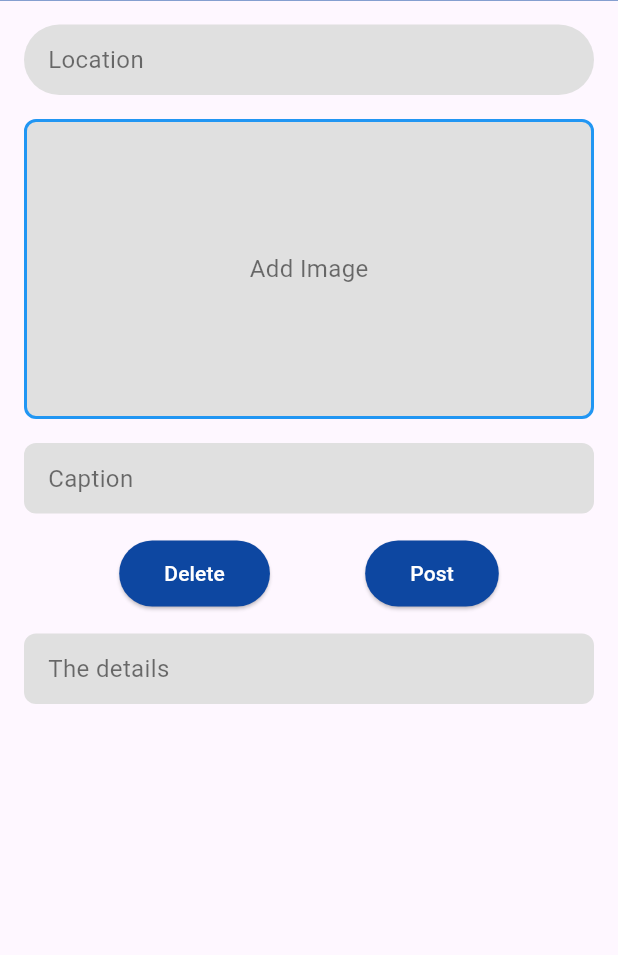
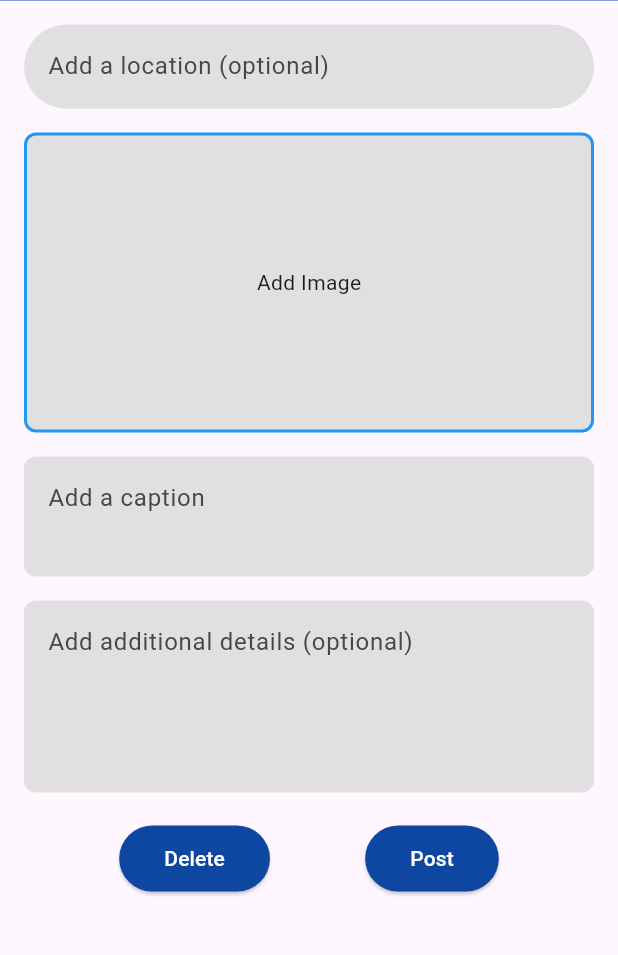
Before and after one commit to algrigg3/atmosfera, a Flutter app: the CreatePost screen opened directly, after a tap on "Delete", on a phone screen of 412 x 824 dp, the part 82-1037 px from its top. Run offline on Flutter 3.47's test engine with Material 3 defaults, Android fonts, the phone set to English and light mode, and no system bars; our stand-ins replace geolocator, google_maps_flutter, image_picker.

Commit message:
edit createPost page for user usability

```diff
--- a/lib/createPost.dart
+++ b/lib/createPost.dart
@@ -1,16 +1,35 @@
+import 'dart:io';
 import 'package:flutter/material.dart';
+import 'package:image_picker/image_picker.dart';
 import 'tabBar.dart';
 
-class CreatePost extends StatelessWidget {
+class CreatePost extends StatefulWidget {
+  @override
+  _CreatePostState createState() => _CreatePostState();
+}
+
+class _CreatePostState extends State<CreatePost> {
+  final TextEditingController _captionController = TextEditingController();
+  final TextEditingController _detailsController = TextEditingController();
+  String? _location;
+  String? _imagePath;
+
+  Future<void> _pickImage() async {
+    final ImagePicker _picker = ImagePicker();
+    final XFile? image = await _picker.pickImage(source: ImageSource.gallery);
+    if (image != null) {
+      setState(() {
+        _imagePath = image.path;
+      });
+    }
+  }
+
   @override
   Widget build(BuildContext context) {
     return Scaffold(
       body: Column(
         children: [
-          // ✅ Custom Tab Bar
           CustomTabBar(currentTab: "Create"),
-
-          // ✅ Main content
           Expanded(
             child: SingleChildScrollView(
               padding: EdgeInsets.all(16.0),
@@ -18,49 +37,68 @@ class CreatePost extends StatelessWidget {
                 crossAxisAlignment: CrossAxisAlignment.stretch,
                 children: [
                   // Location input
-                  Container(
-                    padding: EdgeInsets.symmetric(horizontal: 16, vertical: 12),
-                    decoration: BoxDecoration(
-                      color: Colors.grey[300],
+                  TextField(
+                    decoration: InputDecoration(
+                      hintText: "Add a location (optional)",
+                      border: OutlineInputBorder(
                         borderRadius: BorderRadius.circular(30),
+                        borderSide: BorderSide.none,
                       ),
-                    child: Text(
-                      'Location',
-                      style: TextStyle(fontSize: 16, color: Colors.black54),
+                      filled: true,
+                      fillColor: Colors.grey[300],
                     ),
+                    onChanged: (value) => _location = value,
                   ),
                   SizedBox(height: 16),
 
-                  // Image upload placeholder
-                  Container(
+                  // Image picker
+                  GestureDetector(
+                    onTap: _pickImage,
+                    child: Container(
                       height: 200,
                       decoration: BoxDecoration(
                         color: Colors.grey[300],
                         border: Border.all(color: Colors.blue, width: 2),
                         borderRadius: BorderRadius.circular(8),
                       ),
-                    child: Center(
-                      child: Text(
-                        'Add Image',
-                        style: TextStyle(color: Colors.black54, fontSize: 16),
-                      ),
+                      child: _imagePath == null
+                          ? Center(child: Text('Add Image'))
+                          : Image.file(File(_imagePath!), fit: BoxFit.cover),
                     ),
                   ),
                   SizedBox(height: 16),
 
                   // Caption input
-                  Container(
-                    padding: EdgeInsets.symmetric(horizontal: 16, vertical: 12),
-                    decoration: BoxDecoration(
-                      color: Colors.grey[300],
+                  TextField(
+                    controller: _captionController,
+                    maxLines: 2,
+                    decoration: InputDecoration(
+                      hintText: "Add a caption",
+                      border: OutlineInputBorder(
                         borderRadius: BorderRadius.circular(8),
+                        borderSide: BorderSide.none,
                       ),
-                    child: Text(
-                      'Caption',
-                      style: TextStyle(fontSize: 16, color: Colors.black54),
+                      filled: true,
+                      fillColor: Colors.grey[300],
                     ),
                   ),
                   SizedBox(height: 16),
+
+                  // Details input
+                  TextField(
+                    controller: _detailsController,
+                    maxLines: 4,
+                    decoration: InputDecoration(
+                      hintText: "Add additional details (optional)",
+                      border: OutlineInputBorder(
+                        borderRadius: BorderRadius.circular(8),
+                        borderSide: BorderSide.none,
+                      ),
+                      filled: true,
+                      fillColor: Colors.grey[300],
+                    ),
+                  ),
+                  SizedBox(height: 20),
 
                   // Delete and Post buttons
                   Row(
@@ -68,7 +106,12 @@ class CreatePost extends StatelessWidget {
                     children: [
                       ElevatedButton(
                         onPressed: () {
-                          // TODO: Add delete logic
+                          setState(() {
+                            _captionController.clear();
+                            _detailsController.clear();
+                            _location = null;
+                            _imagePath = null;
+                          });
                         },
                         style: ElevatedButton.styleFrom(
                           backgroundColor: Colors.blue[900],
@@ -83,7 +126,11 @@ class CreatePost extends StatelessWidget {
                       ),
                       ElevatedButton(
                         onPressed: () {
-                          // TODO: Add post logic
+                          print('Caption: ${_captionController.text}');
+                          print('Details: ${_detailsController.text}');
+                          print('Location: $_location');
+                          print('Image Path: $_imagePath');
+                          // TODO: Add backend integration
                         },
                         style: ElevatedButton.styleFrom(
                           backgroundColor: Colors.blue[900],
@@ -98,20 +145,6 @@ class CreatePost extends StatelessWidget {
                       ),
                     ],
                   ),
-                  SizedBox(height: 16),
-
-                  // Details input
-                  Container(
-                    padding: EdgeInsets.symmetric(horizontal: 16, vertical: 12),
-                    decoration: BoxDecoration(
-                      color: Colors.grey[300],
-                      borderRadius: BorderRadius.circular(8),
-                    ),
-                    child: Text(
-                      'The details',
-                      style: TextStyle(fontSize: 16, color: Colors.black54),
-                    ),
-                  ),
                 ],
               ),
             ),
--- a/pubspec.yaml
+++ b/pubspec.yaml
@@ -28,6 +28,7 @@ environment:
 # the latest version available on pub.dev. To see which dependencies have newer
 # versions available, run `flutter pub outdated`.
 dependencies:
+  image_picker: ^1.0.4
   flutter:
     sdk: flutter
 
```
Also changed, not shown: pubspec.lock, 5 other files. Lines whose indentation alone changed are shown as unchanged.
